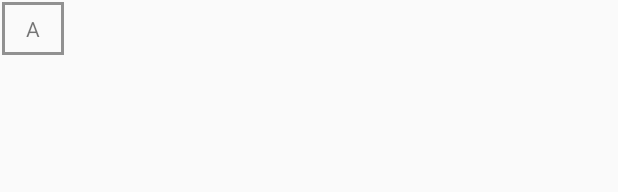
After one commit to Vuthisak/Anagata-Type, an Android app: the layout view_item_chart.xml on its own in the app's theme, with its tools: preview values and no code run, on a phone screen of 412 x 824 dp. The commit adds this screen. Shown: the top 192 px of the screen. Run offline under Robolectric (Android 15) with nearby library versions, the phone set to English and light mode, and no system bars.

Commit message:
update grid view box

```diff
--- a/app/build.gradle
+++ b/app/build.gradle
@@ -73,4 +73,7 @@ dependencies {
     // coroutine
     implementation 'org.jetbrains.kotlinx:kotlinx-coroutines-android:1.4.1'
 
+    // flexbox layout
+    implementation 'com.google.android.flexbox:flexbox:3.0.0'
+
 }
--- a/app/src/main/java/com/anagata/typingkit/base/BaseRecyclerAdapter.kt
+++ b/app/src/main/java/com/anagata/typingkit/base/BaseRecyclerAdapter.kt
@@ -4,7 +4,7 @@ import androidx.recyclerview.widget.RecyclerView
 import com.anagata.typingkit.repository.model.Font
 
 abstract class BaseRecyclerAdapter<T, VH : BaseViewHolder>(
-    private val items: ArrayList<T>
+    val items: ArrayList<T>
 ) : RecyclerView.Adapter<VH>() {
 
     override fun getItemCount() = items.size
--- /dev/null
+++ b/app/src/main/res/drawable/border_ractangle.xml
@@ -0,0 +1,9 @@
+<?xml version="1.0" encoding="utf-8"?>
+<shape xmlns:android="http://schemas.android.com/apk/res/android"
+    android:shape="rectangle">
+
+    <stroke
+        android:width="2dp"
+        android:color="@color/grey1" />
+
+</shape>
--- /dev/null
+++ b/app/src/main/res/layout/view_item_chart.xml
@@ -0,0 +1,9 @@
+<?xml version="1.0" encoding="utf-8"?>
+<TextView xmlns:android="http://schemas.android.com/apk/res/android"
+    android:layout_width="wrap_content"
+    android:layout_height="wrap_content"
+    android:layout_margin="@dimen/space_1dp"
+    android:background="@drawable/border_ractangle"
+    android:paddingHorizontal="@dimen/space_16dp"
+    android:paddingVertical="@dimen/space_8dp"
+    android:text="A" />
--- a/app/src/main/res/values/dimens.xml
+++ b/app/src/main/res/values/dimens.xml
@@ -8,6 +8,7 @@
 
     <dimen name="space_4dp">4dp</dimen>
     <dimen name="space_8dp">8dp</dimen>
+    <dimen name="space_12dp">12dp</dimen>
     <dimen name="space_16dp">16dp</dimen>
     <dimen name="space_24dp">24dp</dimen>
     <dimen name="space_54dp">54dp</dimen>
@@ -15,4 +16,6 @@
     <dimen name="space_70dp">70dp</dimen>
     <dimen name="space_120dp">120dp</dimen>
     <dimen name="space_140dp">140dp</dimen>
+    <dimen name="space_2dp">2dp</dimen>
+    <dimen name="space_1dp">1dp</dimen>
 </resources>
```
Also changed, not shown: app/src/main/java/com/anagata/typingkit/features/main/CharRecyclerAdapter.kt (added, +37 -0 lines), app/src/main/java/com/anagata/typingkit/features/main/MainAdapter.kt (+28 -6 lines), app/src/main/java/com/anagata/typingkit/util/ViewExt.kt (added, +11 -0 lines), app/src/main/res/layout/view_item_font.xml (+13 -2 lines).
